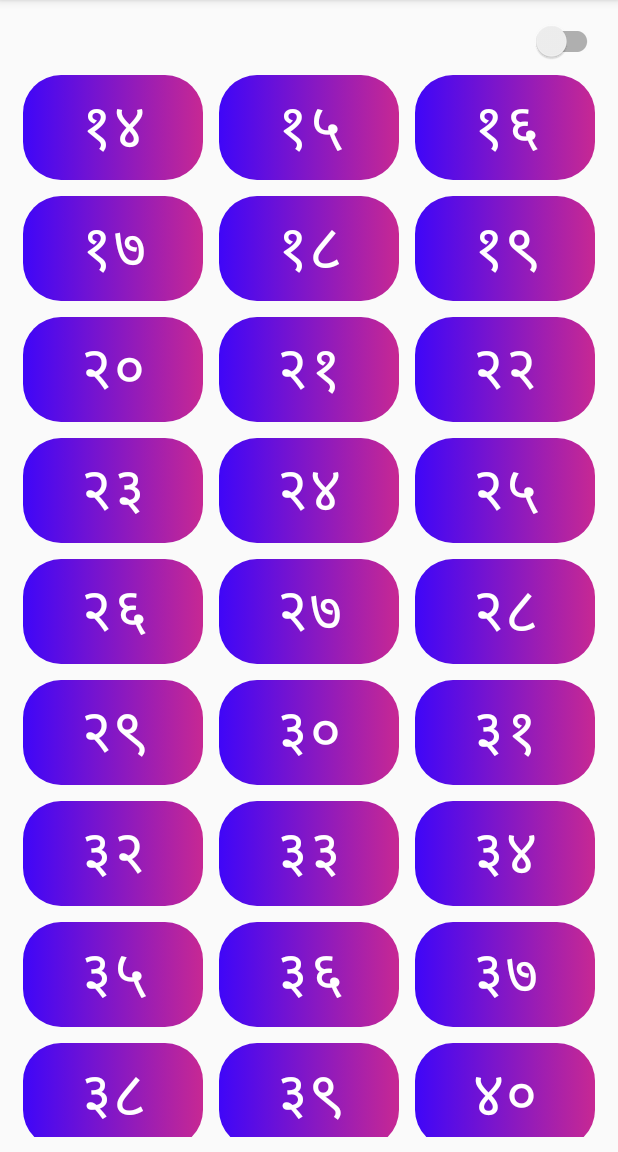
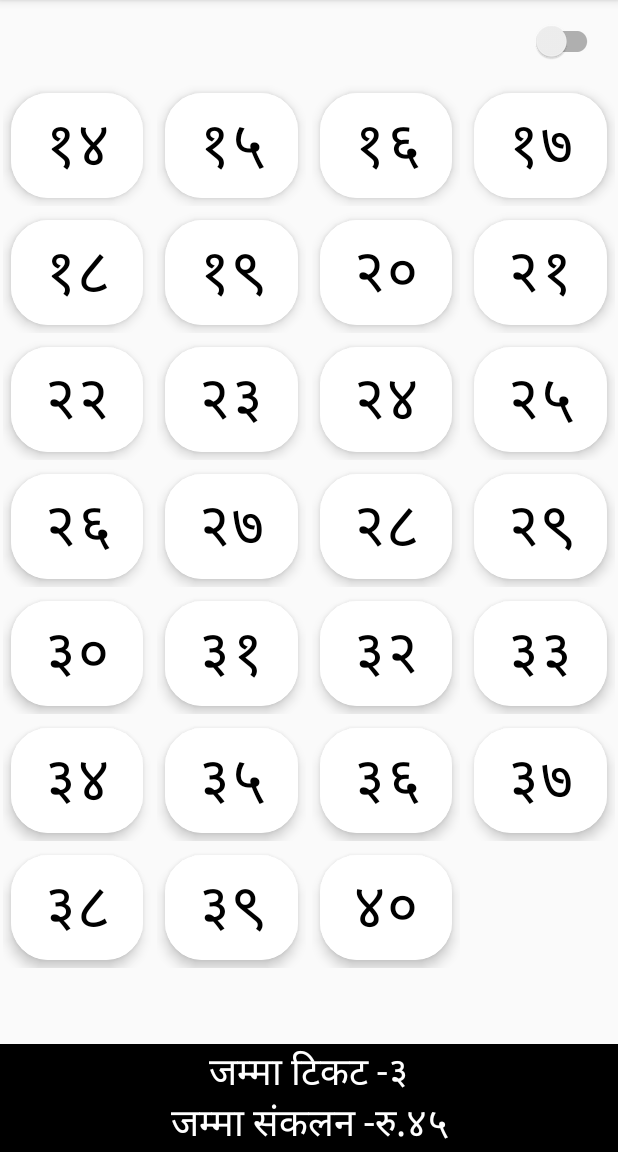
Before and after one commit to rupeshkc007/Ticketing_App, an Android app: the TicketAndTracking screen opened directly, with no data from a screen before it, after a tap on an icon or button, on a phone screen of 412 x 824 dp, the part 84-1236 px from its top. Run offline under Robolectric (Android 15) with nearby library versions, the phone set to English and light mode, and no system bars; libraries missing offline, so code that uses them is left out: com.github.angads25.toggle; plain views replace LabeledSwitch; 7 statements that could not run were skipped; 2 other taps on this screen came first.

Commit message:
update ticket params generated

```diff
--- a/app/build.gradle
+++ b/app/build.gradle
@@ -21,7 +21,7 @@ android {
 dependencies {
     implementation fileTree(dir: 'libs', include: ['*.jar'])
     implementation 'com.android.support:appcompat-v7:27.1.1'
-
+    implementation 'com.android.support:cardview-v7:27.1.1'
     implementation 'com.android.support.constraint:constraint-layout:1.1.3'
     testImplementation 'junit:junit:4.12'
     androidTestImplementation 'com.android.support.test:runner:1.0.2'
@@ -35,5 +35,4 @@ dependencies {
     implementation 'com.github.angads25:toggle:1.0.0'
 
 
-
 }
--- a/app/src/main/java/com/technosales/net/buslocationannouncement/activity/TicketAndTracking.java
+++ b/app/src/main/java/com/technosales/net/buslocationannouncement/activity/TicketAndTracking.java
@@ -16,6 +16,8 @@ import android.os.Bundle;
 import android.support.v7.widget.GridLayoutManager;
 import android.support.v7.widget.RecyclerView;
 import android.util.Log;
+import android.view.View;
+import android.widget.TextView;
 
 import com.github.angads25.toggle.LabeledSwitch;
 import com.github.angads25.toggle.interfaces.OnToggledListener;
@@ -52,6 +54,7 @@ public class TicketAndTracking extends AppCompatActivity {
     private DatabaseHelper databaseHelper;
     private RecyclerView priceListView;
     public LabeledSwitch normalDiscountToggle;
+    private TextView totalCollectionTickets;
 
 
     @Override
@@ -73,11 +76,13 @@ public class TicketAndTracking extends AppCompatActivity {
         /**/
         priceListView = findViewById(R.id.priceListView);
         normalDiscountToggle = findViewById(R.id.normalDiscountToggle);
+        totalCollectionTickets = findViewById(R.id.totalCollectionTickets);
+
         normalDiscountToggle.setLabelOn(getString(R.string.discount_rate));
         normalDiscountToggle.setLabelOff(getString(R.string.normal_rate));
         normalDiscountToggle.setOn(false);
 
-        GridLayoutManager gridLayoutManager = new GridLayoutManager(this, 3);
+        GridLayoutManager gridLayoutManager = new GridLayoutManager(this, 4);
         priceListView.setLayoutManager(gridLayoutManager);
         priceListView.setHasFixedSize(true);
 
@@ -102,11 +107,33 @@ public class TicketAndTracking extends AppCompatActivity {
 
             }
         });
+
+        totalCollectionTickets.setOnClickListener(new View.OnClickListener() {
+            @Override
+            public void onClick(View v) {
+                getSharedPreferences(UtilStrings.SHARED_PREFERENCES, 0).edit().remove(UtilStrings.TOTAL_TICKETS).apply();
+                getSharedPreferences(UtilStrings.SHARED_PREFERENCES, 0).edit().remove(UtilStrings.TOTAL_COLLECTIONS).apply();
+                setTotal();
+            }
+        });
+
+        setTotal();
     }
 
     public void setPriceLists(int min) {
         priceLists = databaseHelper.priceLists(min);
         priceListView.setAdapter(new PriceAdapter(priceLists, TicketAndTracking.this));
+        setTotal();
+
+    }
+
+    public void setTotal() {
+        int totalTickets = getSharedPreferences(UtilStrings.SHARED_PREFERENCES, 0).getInt(UtilStrings.TOTAL_TICKETS, 0);
+        int totalCollections = getSharedPreferences(UtilStrings.SHARED_PREFERENCES, 0).getInt(UtilStrings.TOTAL_COLLECTIONS, 0);
+//        totalCollectionTickets.setText("Total Tickets :" + String.valueOf(totalTickets) + "\n Total Colletions :" + String.valueOf(totalCollections));
+        totalCollectionTickets.setText(getString(R.string.total_tickets) + GeneralUtils.getUnicodeNumber(totalTickets) + "\n" + getString(R.string.total_collections) + GeneralUtils.getUnicodeNumber(totalCollections));
+
+
     }
 
 
--- a/app/src/main/java/com/technosales/net/buslocationannouncement/adapter/PriceAdapter.java
+++ b/app/src/main/java/com/technosales/net/buslocationannouncement/adapter/PriceAdapter.java
@@ -1,22 +1,36 @@
 package com.technosales.net.buslocationannouncement.adapter;
 
 import android.content.Context;
+import android.content.SharedPreferences;
 import android.support.v7.widget.RecyclerView;
 import android.view.LayoutInflater;
 import android.view.View;
 import android.view.ViewGroup;
+import android.widget.Button;
 import android.widget.TextView;
 import android.widget.Toast;
 
 import com.technosales.net.buslocationannouncement.R;
 import com.technosales.net.buslocationannouncement.activity.TicketAndTracking;
+import com.technosales.net.buslocationannouncement.helper.DatabaseHelper;
 import com.technosales.net.buslocationannouncement.pojo.PriceList;
+import com.technosales.net.buslocationannouncement.pojo.TicketInfoList;
+import com.technosales.net.buslocationannouncement.utils.GeneralUtils;
+import com.technosales.net.buslocationannouncement.utils.UtilStrings;
 
 import java.util.List;
 
 public class PriceAdapter extends RecyclerView.Adapter<PriceAdapter.MyViewHolder> {
     private List<PriceList> priceLists;
     private Context context;
+    private SharedPreferences preferences;
+    private int total_tickets;
+    private int total_collections;
+    private String deviceId;
+    private String latitude;
+    private String longitude;
+    private String ticketType;
+    private DatabaseHelper databaseHelper;
 
     public PriceAdapter(List<PriceList> priceLists, Context context) {
         this.priceLists = priceLists;
@@ -34,15 +48,53 @@ public class PriceAdapter extends RecyclerView.Adapter<PriceAdapter.MyViewHolder
 
     @Override
     public void onBindViewHolder(final MyViewHolder holder, final int position) {
-        PriceList priceList = priceLists.get(position);
+        final PriceList priceList = priceLists.get(position);
         holder.price_value.setText(priceList.price_value);
         holder.price_value.setOnClickListener(new View.OnClickListener() {
             @Override
             public void onClick(View v) {
+                preferences = context.getSharedPreferences(UtilStrings.SHARED_PREFERENCES, 0);
+                databaseHelper = new DatabaseHelper(context);
+                total_tickets = preferences.getInt(UtilStrings.TOTAL_TICKETS, 0);
+                total_collections = preferences.getInt(UtilStrings.TOTAL_COLLECTIONS, 0);
+                deviceId = preferences.getString(UtilStrings.DEVICE_ID, "");
+                latitude = preferences.getString(UtilStrings.LATITUDE, "");
+                longitude = preferences.getString(UtilStrings.LONGITUDE, "");
+
+                total_tickets = total_tickets + 1;
+                total_collections = total_collections + Integer.parseInt(priceList.price_value);
+                preferences.edit().putInt(UtilStrings.TOTAL_TICKETS, total_tickets).apply();
+                preferences.edit().putInt(UtilStrings.TOTAL_COLLECTIONS, total_collections).apply();
+
                 if (((TicketAndTracking) context).normalDiscountToggle.isOn()) {
-                    ((TicketAndTracking) context).normalDiscountToggle.setOn(false);
-                    ((TicketAndTracking) context).setPriceLists(4);
+                    ticketType = "discount";
+                    /*((TicketAndTracking) context).normalDiscountToggle.setOn(false);
+                    ((TicketAndTracking) context).setPriceLists(4);*/
+                } else {
+                    ticketType = "full";
                 }
+                ((TicketAndTracking) context).setTotal();
+                Toast.makeText(context, GeneralUtils.getTime(), Toast.LENGTH_SHORT).show();
+                String valueOfTickets = "";
+                if (total_tickets < 10) {
+                    valueOfTickets = "00" + String.valueOf(total_tickets);
+
+                } else if (total_tickets > 9 && total_tickets < 100) {
+                    valueOfTickets = "0" + String.valueOf(total_tickets);
+                } else {
+                    valueOfTickets = String.valueOf(total_tickets);
+                }
+
+                TicketInfoList ticketInfoList = new TicketInfoList();
+                ticketInfoList.ticketNumber = deviceId.substring(deviceId.length() - 2) + GeneralUtils.getDate() + "" + valueOfTickets;
+                ticketInfoList.ticketPrice = String.valueOf(Integer.parseInt(priceList.price_value));
+                ticketInfoList.ticketType = ticketType;
+                ticketInfoList.ticketDate = GeneralUtils.getDate();
+                ticketInfoList.ticketTime = GeneralUtils.getTime();
+                ticketInfoList.ticketLat = latitude;
+                ticketInfoList.ticketLng = longitude;
+
+                databaseHelper.insertTicketInfo(ticketInfoList);
 
             }
         });
--- a/app/src/main/java/com/technosales/net/buslocationannouncement/helper/DatabaseHelper.java
+++ b/app/src/main/java/com/technosales/net/buslocationannouncement/helper/DatabaseHelper.java
@@ -28,6 +28,7 @@ import android.util.Log;
 import com.technosales.net.buslocationannouncement.network.RouteStation;
 import com.technosales.net.buslocationannouncement.pojo.PriceList;
 import com.technosales.net.buslocationannouncement.pojo.RouteStationList;
+import com.technosales.net.buslocationannouncement.pojo.TicketInfoList;
 import com.technosales.net.buslocationannouncement.trackcar.Position;
 
 import java.util.ArrayList;
@@ -49,6 +50,16 @@ public class DatabaseHelper extends SQLiteOpenHelper {
 
     public static final String PRICE_TABLE = "price_table";
     public static final String PRICE_VALUE = "price_value";
+
+
+    public static final String TICKET_TABLE = "ticket_table";
+    public static final String TICKET_NUMBER = "ticket_number";
+    public static final String TICKET_PRICE = "ticket_price";
+    public static final String TICKET_TYPE = "ticket_type";
+    public static final String TICKET_DATE = "ticket_date";
+    public static final String TICKET_TIME = "ticket_time";
+    public static final String TICKET_LAT = "ticket_lat";
+    public static final String TICKET_LNG = "ticket_lng";
 
 
     public interface DatabaseHandler<T> {
@@ -92,6 +103,11 @@ public class DatabaseHelper extends SQLiteOpenHelper {
 
     @Override
     public void onCreate(SQLiteDatabase db) {
+
+        createTables(db);
+    }
+
+    private void createTables(SQLiteDatabase db) {
         db.execSQL("CREATE TABLE position (" +
                 "id INTEGER PRIMARY KEY AUTOINCREMENT," +
                 "deviceId TEXT," +
@@ -105,6 +121,20 @@ public class DatabaseHelper extends SQLiteOpenHelper {
                 "battery REAL," +
                 "mock INTEGER)");
 
+        db.execSQL("CREATE TABLE ticket_table (" +
+                "id INTEGER PRIMARY KEY AUTOINCREMENT," +
+                TICKET_NUMBER + " TEXT," +
+                TICKET_PRICE + " TEXT," +
+                TICKET_TYPE + " TEXT," +
+                TICKET_DATE + " TEXT," +
+                TICKET_TIME + " TEXT," +
+                TICKET_LAT + " TEXT," +
+                TICKET_LNG + " TEXT)");
+
+        db.execSQL("CREATE TABLE price_table (" +
+                "id INTEGER PRIMARY KEY AUTOINCREMENT," +
+                PRICE_VALUE + " TEXT)");
+
         db.execSQL("CREATE TABLE route_station (" +
                 "id INTEGER PRIMARY KEY AUTOINCREMENT," +
                 STATION_ID + " TEXT," +
@@ -112,20 +142,22 @@ public class DatabaseHelper extends SQLiteOpenHelper {
                 STATION_NAME + " TEXT," +
                 STATION_LAT + " TEXT," +
                 STATION_LNG + " TEXT)");
-
-        db.execSQL("CREATE TABLE price_table (" +
-                "id INTEGER PRIMARY KEY AUTOINCREMENT," +
-                PRICE_VALUE + " TEXT)");
     }
 
     @Override
     public void onUpgrade(SQLiteDatabase db, int oldVersion, int newVersion) {
         db.execSQL("DROP TABLE IF EXISTS position;");
+        db.execSQL("DROP TABLE IF EXISTS ticket_table;");
+        db.execSQL("DROP TABLE IF EXISTS price_table;");
+        db.execSQL("DROP TABLE IF EXISTS route_station;");
         onCreate(db);
     }
 
     public void onDowngrade(SQLiteDatabase db, int oldVersion, int newVersion) {
         db.execSQL("DROP TABLE IF EXISTS position;");
+        db.execSQL("DROP TABLE IF EXISTS ticket_table;");
+        db.execSQL("DROP TABLE IF EXISTS price_table;");
+        db.execSQL("DROP TABLE IF EXISTS route_station;");
         onCreate(db);
     }
 
@@ -164,6 +196,21 @@ public class DatabaseHelper extends SQLiteOpenHelper {
         SQLiteDatabase sqLiteDatabase = this.getWritableDatabase();
         Log.i("getValue", "" + contentValues.toString());
         sqLiteDatabase.insert(PRICE_TABLE, null, contentValues);
+    }
+
+    public void insertTicketInfo(TicketInfoList ticketInfoList) {
+        ContentValues contentValues = new ContentValues();
+        SQLiteDatabase sqLiteDatabase = this.getWritableDatabase();
+        contentValues.put(TICKET_NUMBER, ticketInfoList.ticketNumber);
+        contentValues.put(TICKET_PRICE, ticketInfoList.ticketPrice);
+        contentValues.put(TICKET_TYPE, ticketInfoList.ticketType);
+        contentValues.put(TICKET_DATE, ticketInfoList.ticketDate);
+        contentValues.put(TICKET_TIME, ticketInfoList.ticketTime);
+        contentValues.put(TICKET_LAT, ticketInfoList.ticketLat);
+        contentValues.put(TICKET_LNG, ticketInfoList.ticketLng);
+        sqLiteDatabase.insert(TICKET_TABLE, null, contentValues);
+        Log.i("getTicketValue", "" + contentValues.toString());
+
     }
 
     public List<PriceList> priceLists(int id) {
--- /dev/null
+++ b/app/src/main/java/com/technosales/net/buslocationannouncement/pojo/TicketInfoList.java
@@ -0,0 +1,9 @@
+package com.technosales.net.buslocationannouncement.pojo;
+
+public class TicketInfoList {
+    public TicketInfoList() {
+
+    }
+
+    public String ticketNumber, ticketPrice, ticketType, ticketDate, ticketTime, ticketLat, ticketLng;
+}
--- a/app/src/main/java/com/technosales/net/buslocationannouncement/trackcar/TrackingController.java
+++ b/app/src/main/java/com/technosales/net/buslocationannouncement/trackcar/TrackingController.java
@@ -152,6 +152,7 @@ public class TrackingController implements PositionProvider.PositionListener, Ne
 
                         textToVoice.speakStation(routeStationList.station_name, nextStation);
                     }
+                    break;
                 }
 
             }
--- a/app/src/main/java/com/technosales/net/buslocationannouncement/utils/GeneralUtils.java
+++ b/app/src/main/java/com/technosales/net/buslocationannouncement/utils/GeneralUtils.java
@@ -16,6 +16,8 @@ import java.io.IOException;
 import java.io.InputStream;
 import java.io.InputStreamReader;
 import java.io.UnsupportedEncodingException;
+import java.text.SimpleDateFormat;
+import java.util.Calendar;
 import java.util.List;
 
 public class GeneralUtils {
@@ -70,4 +72,51 @@ public class GeneralUtils {
 
         return databaseHelper.priceLists(4);
     }
+
+    public static String getDate() {
+        Calendar c = Calendar.getInstance();
+        SimpleDateFormat df = new SimpleDateFormat("yyMMdd");
+        return df.format(c.getTime());
+    }
+
+    public static String getTime() {
+        Calendar c = Calendar.getInstance();
+        SimpleDateFormat df = new SimpleDateFormat("HH:mm");
+        return df.format(c.getTime());
+    }
+
+    public static String getUnicodeNumber(int intNum) {
+        String number = String.valueOf(intNum);
+        String unicodeChar = "";
+        for (int i = 0; i < number.length(); i++) {
+            char character = number.charAt(i);
+            String valueOfchar = String.valueOf(character);
+            if (valueOfchar.equals("1")) {
+                valueOfchar = "१";
+            } else if (valueOfchar.equals("2")) {
+                valueOfchar = "२";
+            } else if (valueOfchar.equals("3")) {
+                valueOfchar = "३";
+            } else if (valueOfchar.equals("4")) {
+                valueOfchar = "४";
+            } else if (valueOfchar.equals("5")) {
+                valueOfchar = "५";
+            } else if (valueOfchar.equals("6")) {
+                valueOfchar = "६";
+            } else if (valueOfchar.equals("7")) {
+                valueOfchar = "७";
+            } else if (valueOfchar.equals("8")) {
+                valueOfchar = "८";
+            } else if (valueOfchar.equals("9")) {
+                valueOfchar = "९";
+            } else if (valueOfchar.equals("0")) {
+                valueOfchar = "०";
+            }
+
+            unicodeChar = unicodeChar + valueOfchar;
+
+        }
+
+        return unicodeChar;
+    }
 }
--- a/app/src/main/java/com/technosales/net/buslocationannouncement/utils/UtilStrings.java
+++ b/app/src/main/java/com/technosales/net/buslocationannouncement/utils/UtilStrings.java
@@ -6,6 +6,8 @@ public class UtilStrings {
     public static final String LONGITUDE = "longitude";
     public static final String DEVICE_ID = "device_id";
     public static final String ROUTE_ID = "route_id";
+    public static final String TOTAL_TICKETS="total_tickets";
+    public static final String TOTAL_COLLECTIONS="total_collections";
 
 
     public static final String MAIN_URL = "http://202.52.240.149/route_api/public/api/";
--- a/app/src/main/res/drawable/price_item_bg.xml
+++ b/app/src/main/res/drawable/price_item_bg.xml
@@ -1,3 +1,9 @@
 <?xml version="1.0" encoding="utf-8"?>
 <selector xmlns:android="http://schemas.android.com/apk/res/android">
+    <item android:state_pressed="false">
+        <color android:color="@android:color/white" />
+    </item>
+    <item android:state_pressed="true">
+        <color android:color="@android:color/black" />
+    </item>
 </selector>
--- /dev/null
+++ b/app/src/main/res/drawable/text_color.xml
@@ -0,0 +1,6 @@
+<?xml version="1.0" encoding="utf-8"?>
+<selector xmlns:android="http://schemas.android.com/apk/res/android">
+    <item android:color="@android:color/white" android:state_pressed="true" /> <!-- pressed -->
+    <item android:color="@android:color/white" android:state_focused="true" /> <!-- focused -->
+    <item android:color="@android:color/black" /> <!-- default -->
+</selector>
--- a/app/src/main/res/layout/activity_ticket_and_tracking.xml
+++ b/app/src/main/res/layout/activity_ticket_and_tracking.xml
@@ -1,18 +1,17 @@
 <?xml version="1.0" encoding="utf-8"?>
-<LinearLayout xmlns:android="http://schemas.android.com/apk/res/android"
+<RelativeLayout xmlns:android="http://schemas.android.com/apk/res/android"
     xmlns:app="http://schemas.android.com/apk/res-auto"
     xmlns:tools="http://schemas.android.com/tools"
     android:layout_width="match_parent"
     android:layout_height="match_parent"
-    android:orientation="vertical"
-    android:padding="10dp"
     tools:context=".activity.TicketAndTracking">
 
     <com.github.angads25.toggle.LabeledSwitch
         android:id="@+id/normalDiscountToggle"
         android:layout_width="150dp"
         android:layout_height="wrap_content"
-        android:layout_gravity="end"
+        android:layout_alignParentRight="true"
+        android:layout_margin="10dp"
         android:textSize="25sp"
         app:colorBorder="#2403fc"
         app:on="false" />
@@ -20,6 +19,22 @@
     <android.support.v7.widget.RecyclerView
         android:id="@+id/priceListView"
         android:layout_width="match_parent"
-        android:layout_height="wrap_content" />
+        android:layout_height="wrap_content"
+        android:layout_below="@+id/normalDiscountToggle"
+        android:layout_above="@+id/totalCollectionTickets"
+        android:overScrollMode="never"/>
 
-</LinearLayout>
+    <TextView
+        android:layout_width="match_parent"
+        android:layout_height="wrap_content"
+        android:layout_alignParentBottom="true"
+        android:layout_gravity="bottom"
+        android:background="@android:color/black"
+        android:textColor="@android:color/white"
+        android:textSize="25sp"
+        android:textAlignment="center"
+        android:id="@+id/totalCollectionTickets"/>
+
+
+
+</RelativeLayout>
--- a/app/src/main/res/layout/price_item_layout.xml
+++ b/app/src/main/res/layout/price_item_layout.xml
@@ -1,18 +1,28 @@
 <?xml version="1.0" encoding="utf-8"?>
 <LinearLayout xmlns:android="http://schemas.android.com/apk/res/android"
+    xmlns:app="http://schemas.android.com/apk/res-auto"
     android:layout_width="match_parent"
     android:layout_height="wrap_content"
-    android:layout_margin="5dp"
-    android:background="@drawable/register_btn_bg"
+    android:layout_margin="2dp"
     android:orientation="vertical">
 
-    <TextView
-        android:id="@+id/price_value"
+    <android.support.v7.widget.CardView
         android:layout_width="match_parent"
         android:layout_height="wrap_content"
-        android:gravity="center"
-        android:padding="5dp"
-        android:textColor="@android:color/white"
-        android:textSize="40sp" />
+        android:layout_margin="5dp"
+        app:cardElevation="5dp"
+        app:cardCornerRadius="25dp">
+
+        <TextView
+            android:id="@+id/price_value"
+            android:layout_width="match_parent"
+            android:layout_height="wrap_content"
+            android:background="@drawable/price_item_bg"
+            android:gravity="center"
+            android:padding="5dp"
+            android:textColor="@drawable/text_color"
+            android:textSize="40sp" />
+
+    </android.support.v7.widget.CardView>
 
 </LinearLayout>
--- a/app/src/main/res/values/strings.xml
+++ b/app/src/main/res/values/strings.xml
@@ -54,6 +54,8 @@
     <string name="show_location_image">Show Location Image</string>
     <string name="select_route_number">Select Route Number</string>
     <string name="title_activity_maps">Map</string>
-    <string name="normal_rate">Normal</string>
-    <string name="discount_rate">Discount</string>
+    <string name="normal_rate">साधारण</string>
+    <string name="discount_rate">छुट</string>
+    <string name="total_tickets">जम्मा टिकट -</string>
+    <string name="total_collections">जम्मा संकलन -रु.</string>
 </resources>
```
Also changed, not shown: app/src/main/res/drawable/gradient_circle_bg.xml (added, +40 -0 lines).
